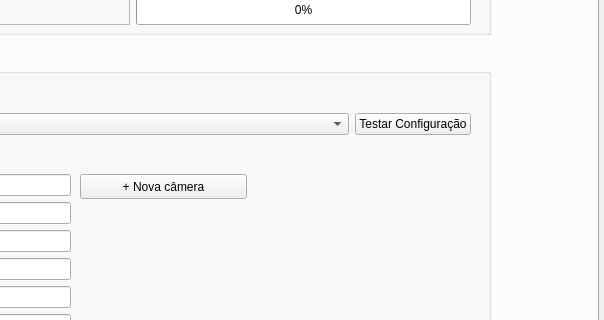
This is mainForm.ui in noldorj/Personal-Home-Guard as Qt 5 draws it before an edit; both pictures show x 332 to 936 and y 222 to 542 of the 936 by 675 pixel window. The edited form follows.
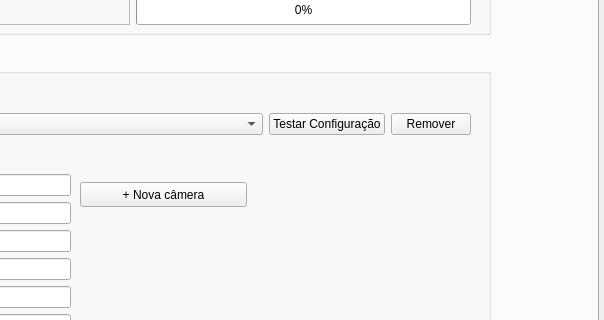
This is the edited form. The open tabs and pages were chosen to show the change.

```diff
--- a/mainForm.ui
+++ b/mainForm.ui
@@ -1118,6 +1118,13 @@
             </property>
            </widget>
           </item>
+          <item row="0" column="3">
+           <widget class="QPushButton" name="btnRemoverCamEncontrada">
+            <property name="text">
+             <string>Remover</string>
+            </property>
+           </widget>
+          </item>
          </layout>
         </widget>
         <widget class="QWidget" name="formLayoutWidget_12">
@@ -1196,7 +1203,7 @@
          <property name="geometry">
           <rect>
            <x>400</x>
-           <y>120</y>
+           <y>128</y>
            <width>167</width>
            <height>25</height>
           </rect>
```
Left out of the diff: 2 changed lines with no effect on the pictures.
